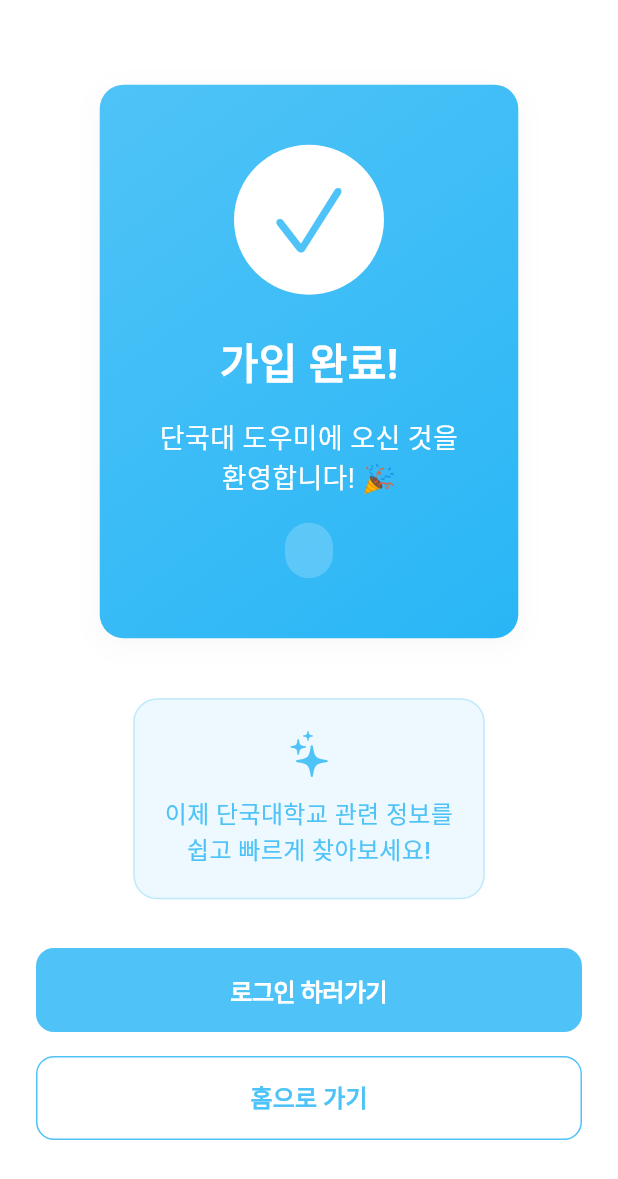
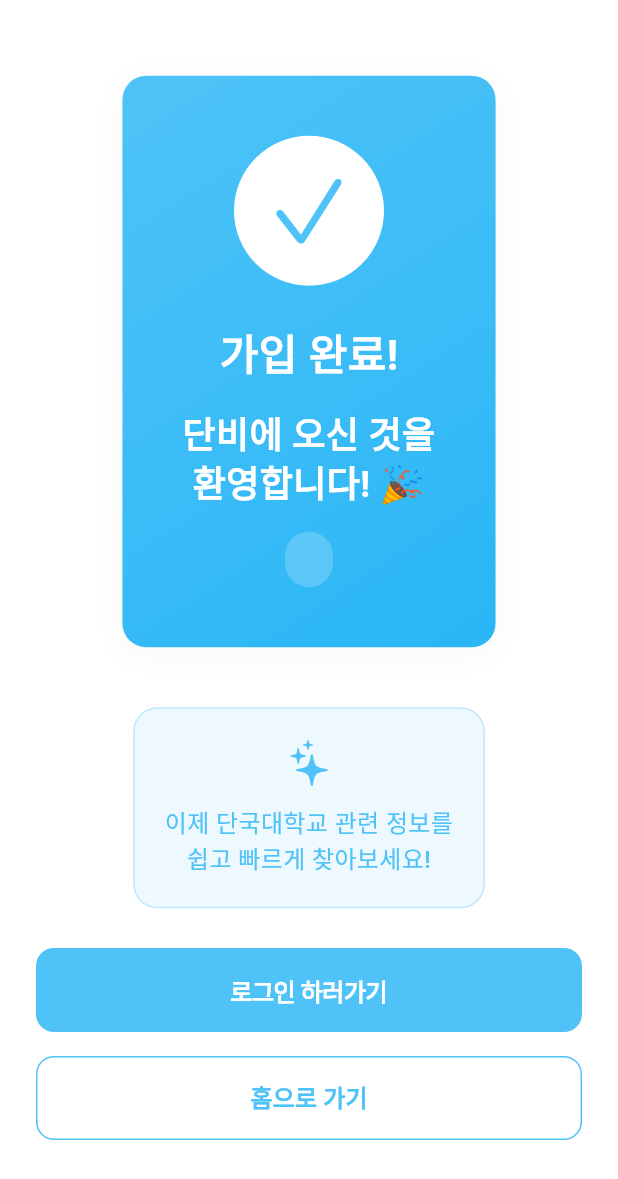
Before and after one commit to DKU-JisikIn/frontend, a Flutter app: the SignupCompleteScreen screen opened directly with empty values, on a phone screen of 412 x 824 dp. Shown: the top 1179 px of the screen. Run offline on Flutter 3.47's test engine with Material 3 defaults, Android fonts, the phone set to English and light mode, and no system bars.

Commit message:
서비스 이름 번경

```diff
--- a/lib/main.dart
+++ b/lib/main.dart
@@ -12,7 +12,7 @@ class MyApp extends StatelessWidget {
   @override
   Widget build(BuildContext context) {
     return MaterialApp(
-      title: '단국대 도우미',
+      title: '단비',
       theme: AppTheme.lightTheme,
       home: const HomeScreen(),
       debugShowCheckedModeBanner: false,
--- a/lib/screens/home_screen.dart
+++ b/lib/screens/home_screen.dart
@@ -209,7 +209,7 @@ class _HomeScreenState extends State<HomeScreen> with TickerProviderStateMixin {
           ),
         ),
         title: Text(
-          '단국대 도우미',
+          '단비',
           style: TextStyle(
             color: AppTheme.primaryTextColor,
             fontSize: 18,
--- a/lib/screens/login_screen.dart
+++ b/lib/screens/login_screen.dart
@@ -137,7 +137,7 @@ class _LoginScreenState extends State<LoginScreen> {
                     ),
                     const SizedBox(height: 16),
                     const Text(
-                      '단국대 도우미',
+                      '단비',
                       style: TextStyle(
                         color: Colors.white,
                         fontSize: 24,
--- a/lib/screens/profile_screen.dart
+++ b/lib/screens/profile_screen.dart
@@ -182,7 +182,7 @@ class _ProfileScreenState extends State<ProfileScreen> {
                         crossAxisAlignment: CrossAxisAlignment.start,
                         children: [
                           Text(
-                            '단국대 도우미',
+                            '단비',
                             style: TextStyle(
                               color: AppTheme.primaryTextColor,
                               fontSize: 18,
--- a/lib/screens/signup_complete_screen.dart
+++ b/lib/screens/signup_complete_screen.dart
@@ -52,11 +52,12 @@ class SignupCompleteScreen extends StatelessWidget {
                     ),
                     const SizedBox(height: 16),
                     const Text(
-                      '단국대 도우미에 오신 것을\n환영합니다! 🎉',
+                      '단비에 오신 것을\n환영합니다! 🎉',
                       style: TextStyle(
                         color: Colors.white,
-                        fontSize: 18,
-                        height: 1.4,
+                        fontSize: 24,
+                        fontWeight: FontWeight.bold,
+                        height: 1.3,
                       ),
                       textAlign: TextAlign.center,
                     ),
```
Also changed, not shown: 1 other file.
